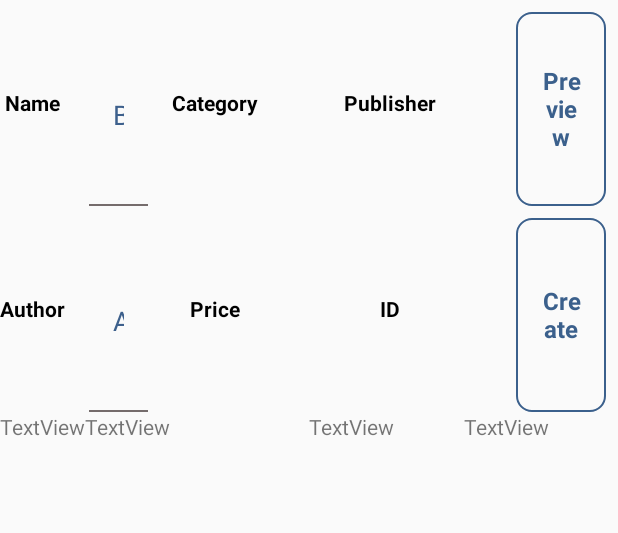
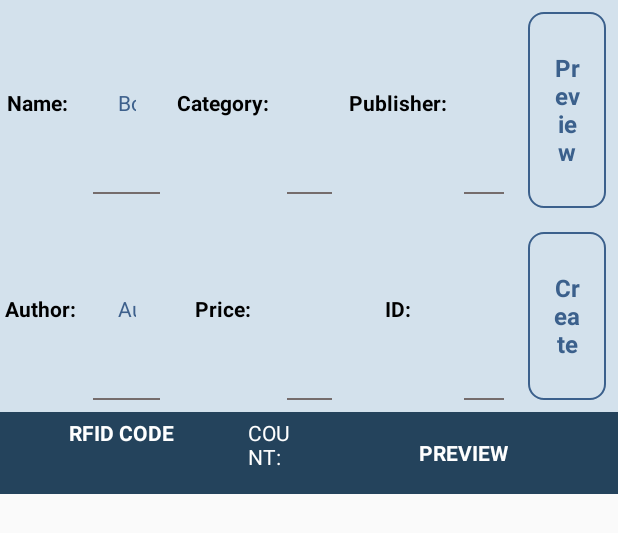
Before and after one commit to LuanVuNguyen/Seminar_Manage_ShowRoom_App, an Android app: the layout activity_createproduct.xml on its own in the app's theme, with its tools: preview values and no code run, on a phone screen of 412 x 824 dp. Shown: the top 533 px of the screen. Run offline under Robolectric (Android 15) with nearby library versions, the phone set to English and light mode, and no system bars.

Commit message:
update activity create product

```diff
--- /dev/null
+++ b/app/src/main/res/drawable/linenear_layout.xml
@@ -0,0 +1,10 @@
+<?xml version="1.0" encoding="utf-8"?>
+
+<!--Background BOOKS_RETURNS, MAGAZINE_RETURNS, MEDIA_RETURNS-->
+<layer-list xmlns:android="http://schemas.android.com/apk/res/android">
+    <item>
+        <shape android:shape="rectangle">
+            <solid android:color="#24435c" />
+        </shape>
+    </item>
+</layer-list>
--- a/app/src/main/res/layout/activity_createproduct.xml
+++ b/app/src/main/res/layout/activity_createproduct.xml
@@ -13,6 +13,7 @@
             android:layout_width="match_parent"
             android:layout_height="0dp"
             android:layout_weight="1"
+            android:background="#D3E1EC"
             android:orientation="horizontal">
 
             <LinearLayout
@@ -30,9 +31,10 @@
                         android:id="@+id/txt_bookname"
                         android:layout_width="match_parent"
                         android:layout_height="wrap_content"
+                        android:layout_margin="3dp"
                         android:layout_weight="1"
                         android:gravity="center_horizontal|center_vertical"
-                        android:text="Name"
+                        android:text="Name: "
                         android:textAlignment="center"
                         android:textColor="#000000"
                         android:textStyle="bold" />
@@ -41,9 +43,10 @@
                         android:id="@+id/txt_author"
                         android:layout_width="match_parent"
                         android:layout_height="wrap_content"
+                        android:layout_margin="3dp"
                         android:layout_weight="1"
                         android:gravity="center_horizontal|center_vertical"
-                        android:text="Author"
+                        android:text="Author:"
                         android:textColor="#000000"
                         android:textStyle="bold" />
                 </LinearLayout>
@@ -56,28 +59,25 @@
                     <EditText
                         android:id="@+id/txt_edit_bookname"
                         android:layout_width="match_parent"
-                        android:layout_height="50dp"
-                        android:layout_marginStart="16dp"
-                        android:layout_marginTop="16dp"
-                        android:layout_marginEnd="16dp"
+                        android:layout_height="wrap_content"
+
+                        android:layout_margin="8dp"
                         android:layout_weight="1"
-
                         android:background="@drawable/edittext_background"
                         android:drawablePadding="16dp"
                         android:ems="10"
                         android:hint="Book name"
                         android:inputType="textPersonName"
                         android:padding="16dp"
+                        android:textAlignment="center"
                         android:textColorHint="#3D608c"
-                        android:textSize="18dp" />
+                        android:textSize="14sp" />
 
                     <EditText
                         android:id="@+id/txt_edit_author"
                         android:layout_width="match_parent"
-                        android:layout_height="50dp"
-                        android:layout_marginStart="16dp"
-                        android:layout_marginTop="16dp"
-                        android:layout_marginEnd="16dp"
+                        android:layout_height="wrap_content"
+                        android:layout_margin="8dp"
                         android:layout_weight="1"
                         android:background="@drawable/edittext_background"
                         android:drawablePadding="16dp"
@@ -85,8 +85,9 @@
                         android:hint="Author"
                         android:inputType="textPersonName"
                         android:padding="16dp"
+                        android:textAlignment="center"
                         android:textColorHint="#3D608c"
-                        android:textSize="18dp" />
+                        android:textSize="14sp" />
                 </LinearLayout>
             </LinearLayout>
 
@@ -105,9 +106,10 @@
                         android:id="@+id/textView"
                         android:layout_width="match_parent"
                         android:layout_height="wrap_content"
+                        android:layout_margin="3dp"
                         android:layout_weight="1"
                         android:gravity="center_horizontal|center_vertical"
-                        android:text="Category"
+                        android:text="Category:"
                         android:textAlignment="center"
                         android:textColor="#000000"
                         android:textStyle="bold" />
@@ -116,9 +118,10 @@
                         android:id="@+id/textView3"
                         android:layout_width="match_parent"
                         android:layout_height="wrap_content"
+                        android:layout_margin="3dp"
                         android:layout_weight="1"
                         android:gravity="center_horizontal|center_vertical"
-                        android:text="Price"
+                        android:text="Price:"
                         android:textColor="#000000"
                         android:textStyle="bold" />
                 </LinearLayout>
@@ -131,10 +134,8 @@
                     <EditText
                         android:id="@+id/txt_edit_category"
                         android:layout_width="match_parent"
-                        android:layout_height="50dp"
-                        android:layout_marginStart="32dp"
-                        android:layout_marginTop="16dp"
-                        android:layout_marginEnd="32dp"
+                        android:layout_height="wrap_content"
+                        android:layout_margin="8dp"
                         android:layout_weight="1"
                         android:background="@drawable/edittext_background"
                         android:drawablePadding="16dp"
@@ -142,16 +143,15 @@
                         android:hint="Book category"
                         android:inputType="textPersonName"
                         android:padding="16dp"
+                        android:textAlignment="center"
                         android:textColorHint="#3D608c"
-                        android:textSize="18dp" />
+                        android:textSize="14sp" />
 
                     <EditText
                         android:id="@+id/txt_edit_price"
                         android:layout_width="match_parent"
-                        android:layout_height="50dp"
-                        android:layout_marginStart="32dp"
-                        android:layout_marginTop="16dp"
-                        android:layout_marginEnd="32dp"
+                        android:layout_height="wrap_content"
+                        android:layout_margin="8dp"
                         android:layout_weight="1"
                         android:background="@drawable/edittext_background"
                         android:drawablePadding="16dp"
@@ -159,8 +159,9 @@
                         android:hint="Book price"
                         android:inputType="textPersonName"
                         android:padding="16dp"
+                        android:textAlignment="center"
                         android:textColorHint="#3D608c"
-                        android:textSize="18dp" />
+                        android:textSize="14sp" />
                 </LinearLayout>
             </LinearLayout>
 
@@ -179,9 +180,10 @@
                         android:id="@+id/txt_NXB"
                         android:layout_width="match_parent"
                         android:layout_height="wrap_content"
+                        android:layout_margin="3dp"
                         android:layout_weight="1"
                         android:gravity="center_horizontal|center_vertical"
-                        android:text="Publisher"
+                        android:text="Publisher:"
                         android:textAlignment="center"
                         android:textColor="#000000"
                         android:textStyle="bold" />
@@ -190,9 +192,10 @@
                         android:id="@+id/txt_id"
                         android:layout_width="match_parent"
                         android:layout_height="wrap_content"
+                        android:layout_margin="3dp"
                         android:layout_weight="1"
                         android:gravity="center_horizontal|center_vertical"
-                        android:text="ID"
+                        android:text="ID:"
                         android:textColor="#000000"
                         android:textStyle="bold" />
                 </LinearLayout>
@@ -205,10 +208,8 @@
                     <EditText
                         android:id="@+id/txt_edit_nxb"
                         android:layout_width="match_parent"
-                        android:layout_height="50dp"
-                        android:layout_marginStart="32dp"
-                        android:layout_marginTop="16dp"
-                        android:layout_marginEnd="32dp"
+                        android:layout_height="wrap_content"
+                        android:layout_margin="8dp"
                         android:layout_weight="1"
                         android:background="@drawable/edittext_background"
                         android:drawablePadding="16dp"
@@ -216,16 +217,15 @@
                         android:hint="Publisher"
                         android:inputType="textPersonName"
                         android:padding="16dp"
+                        android:textAlignment="center"
                         android:textColorHint="#3D608c"
-                        android:textSize="18dp" />
+                        android:textSize="14sp" />
 
                     <EditText
                         android:id="@+id/txt_edit_ID"
                         android:layout_width="match_parent"
-                        android:layout_height="50dp"
-                        android:layout_marginStart="32dp"
-                        android:layout_marginTop="16dp"
-                        android:layout_marginEnd="32dp"
+                        android:layout_height="wrap_content"
+                        android:layout_margin="8dp"
                         android:layout_weight="1"
                         android:background="@drawable/edittext_background"
                         android:drawablePadding="16dp"
@@ -233,8 +233,9 @@
                         android:hint="Book id"
                         android:inputType="textPersonName"
                         android:padding="16dp"
+                        android:textAlignment="center"
                         android:textColorHint="#3D608c"
-                        android:textSize="18dp" />
+                        android:textSize="14sp" />
                 </LinearLayout>
             </LinearLayout>
 
@@ -253,8 +254,8 @@
                         android:id="@+id/btn_creat3"
                         style="@android:style/Widget.Button"
                         android:layout_width="match_parent"
-                        android:layout_height="65dp"
-                        android:layout_marginTop="8dp"
+                        android:layout_height="wrap_content"
+                        android:layout_margin="8dp"
                         android:layout_marginEnd="8dp"
                         android:layout_weight="0.5"
                         android:background="@drawable/btn_background"
@@ -269,9 +270,8 @@
                         android:id="@+id/btn_login_guest3"
                         style="@android:style/Widget.Button"
                         android:layout_width="match_parent"
-                        android:layout_height="65dp"
-                        android:layout_marginTop="8dp"
-                        android:layout_marginEnd="8dp"
+                        android:layout_height="wrap_content"
+                        android:layout_margin="8dp"
                         android:layout_weight="0.5"
                         android:background="@drawable/btn_background"
                         android:gravity="center_horizontal|center_vertical"
@@ -297,34 +297,47 @@
                 android:layout_weight="0.5"
                 android:orientation="horizontal">
 
-                <ScrollView
+                <LinearLayout
                     android:layout_width="match_parent"
-                    android:layout_height="match_parent">
+                    android:layout_height="match_parent"
+                    android:orientation="vertical">
 
                     <LinearLayout
                         android:layout_width="match_parent"
-                        android:layout_height="match_parent"
-                        android:orientation="vertical" >
+                        android:layout_height="0dp"
+                        android:layout_weight="0.2"
+                        android:background="@drawable/linenear_layout"
+                        android:orientation="horizontal">
 
-                        <TableRow
-                            android:layout_width="match_parent"
-                            android:layout_height="match_parent" >
+                        <TextView
+                            android:id="@+id/rfid_code"
+                            android:layout_width="0dp"
+                            android:layout_height="match_parent"
+                            android:layout_margin="4dp"
+                            android:layout_weight="1.7"
+                            android:text="RFID CODE"
+                            android:textAlignment="center"
+                            android:textColor="@color/white"
+                            android:textStyle="bold" />
 
-                            <TextView
-                                android:id="@+id/textView5"
-                                android:layout_width="wrap_content"
-                                android:layout_height="wrap_content"
-                                android:text="TextView" />
-
-                            <TextView
-                                android:id="@+id/textView8"
-                                android:layout_width="wrap_content"
-                                android:layout_height="wrap_content"
-                                android:text="TextView" />
-                        </TableRow>
+                        <TextView
+                            android:id="@+id/txt_count"
+                            android:layout_width="0dp"
+                            android:layout_height="match_parent"
+                            android:layout_margin="4dp"
+                            android:layout_weight="0.4"
+                            android:text="COUNT:"
+                            android:textAlignment="inherit"
+                            android:textColor="@color/white" />
 
                     </LinearLayout>
-                </ScrollView>
+
+                    <ListView
+                        android:id="@+id/list_rfid_create"
+                        android:layout_width="match_parent"
+                        android:layout_height="0dp"
+                        android:layout_weight="1.8" />
+                </LinearLayout>
             </LinearLayout>
 
             <LinearLayout
@@ -333,39 +346,31 @@
                 android:layout_weight="0.5"
                 android:orientation="horizontal">
 
-                <TableLayout
-                    android:layout_width="match_parent"
+                <LinearLayout
+                    android:layout_width="0dp"
                     android:layout_height="match_parent"
-                    android:layout_weight="1" >
+                    android:layout_weight="0.5"
+                    android:orientation="vertical">
 
-                    <TableRow
+                    <TextView
+                        android:id="@+id/preview"
                         android:layout_width="match_parent"
-                        android:layout_height="match_parent" >
+                        android:layout_height="0dp"
+                        android:layout_weight="0.2"
+                        android:background="@drawable/linenear_layout"
+                        android:gravity="center_horizontal|center_vertical"
+                        android:text="PREVIEW"
+                        android:textAlignment="center"
+                        android:textColor="@color/white"
+                        android:textStyle="normal|bold" />
 
-                        <TextView
-                            android:id="@+id/textView10"
-                            android:layout_width="wrap_content"
-                            android:layout_height="wrap_content"
-                            android:text="TextView" />
-                    </TableRow>
-                </TableLayout>
+                    <ListView
+                        android:id="@+id/list_preview"
+                        android:layout_width="match_parent"
+                        android:layout_height="0dp"
+                        android:layout_weight="1.8" />
+                </LinearLayout>
 
-                <TableLayout
-                    android:layout_width="match_parent"
-                    android:layout_height="match_parent"
-                    android:layout_weight="1" >
-
-                    <TableRow
-                        android:layout_width="match_parent"
-                        android:layout_height="match_parent">
-
-                        <TextView
-                            android:id="@+id/textView10"
-                            android:layout_width="wrap_content"
-                            android:layout_height="wrap_content"
-                            android:text="TextView" />
-                    </TableRow>
-                </TableLayout>
             </LinearLayout>
         </LinearLayout>
     </LinearLayout>
```
Also changed, not shown: app/src/main/res/layout/activity_setting.xml (renamed from app/src/main/res/layout/setting.xml).
